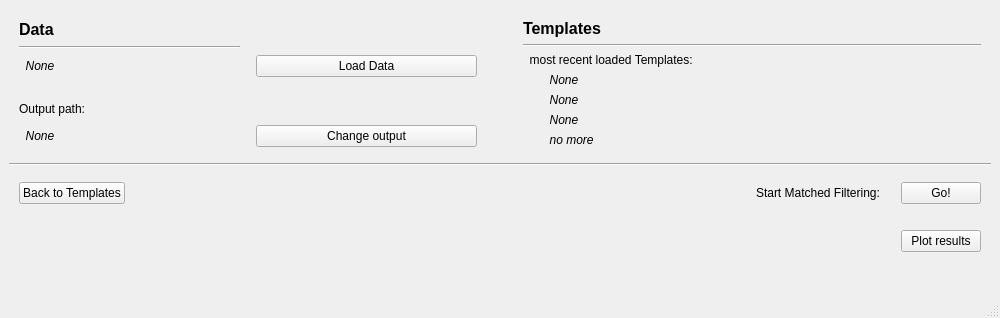
Before: the Qt Designer form data_screen.ui in mdaamKIT/MatchedFilter, drawn with Qt 5.
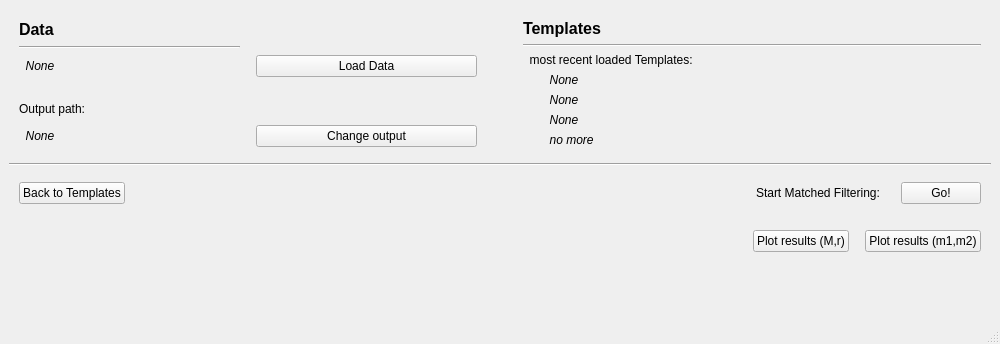
After: the same form once the commit is applied.

Commit message: added result plot for parameters M,r

Patch:
```diff
--- a/data_screen.ui
+++ b/data_screen.ui
@@ -7,7 +7,7 @@
     <x>0</x>
     <y>0</y>
     <width>1000</width>
-    <height>318</height>
+    <height>344</height>
    </rect>
   </property>
   <property name="windowTitle">
@@ -344,7 +344,30 @@
       <item>
        <widget class="QPushButton" name="pushButton_plot">
         <property name="text">
-         <string>Plot results</string>
+         <string>Plot results (M,r)</string>
+        </property>
+       </widget>
+      </item>
+      <item>
+       <spacer name="horizontalSpacer_plotRight">
+        <property name="orientation">
+         <enum>Qt::Horizontal</enum>
+        </property>
+        <property name="sizeType">
+         <enum>QSizePolicy::Fixed</enum>
+        </property>
+        <property name="sizeHint" stdset="0">
+         <size>
+          <width>10</width>
+          <height>20</height>
+         </size>
+        </property>
+       </spacer>
+      </item>
+      <item>
+       <widget class="QPushButton" name="pushButton_plot_m1m2">
+        <property name="text">
+         <string>Plot results (m1,m2)</string>
         </property>
        </widget>
       </item>
```
Left out of the diff: 4 changed lines with no effect on the pictures. The commit also changes 1 other file.
